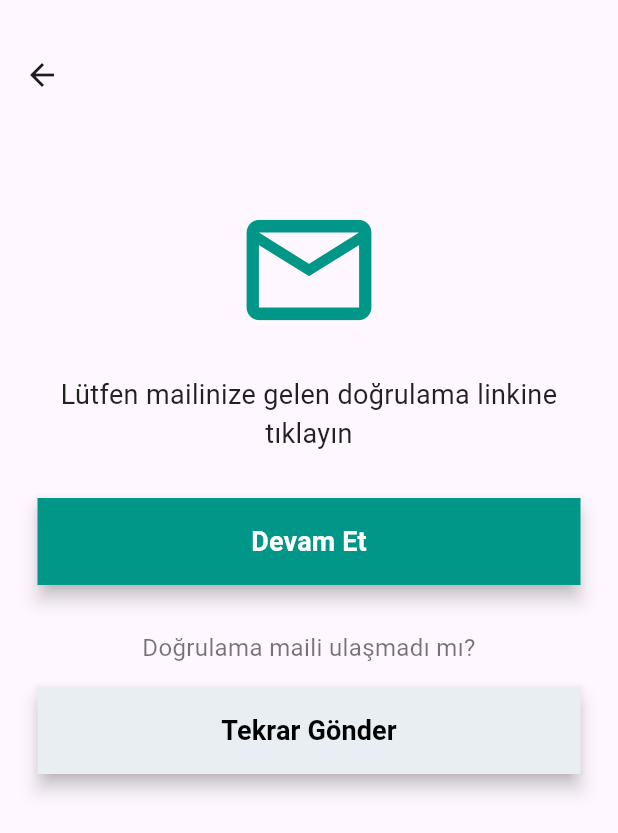
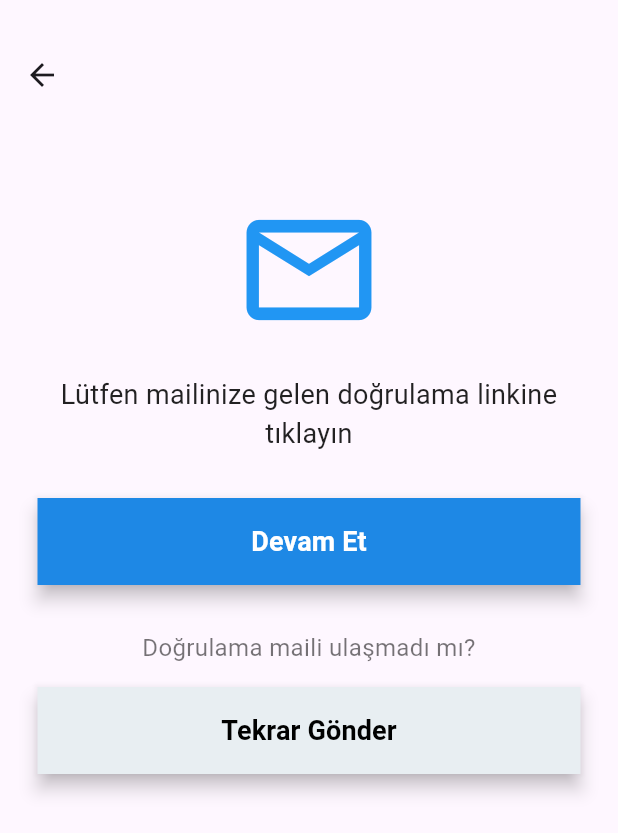
Before and after one commit to recepzgrmh/Flutter-auth, a Flutter app: the VerifyAccount screen opened directly, on a phone screen of 412 x 824 dp. Shown: the top 833 px of the screen. Run offline on Flutter 3.47's test engine with Material 3 defaults, Android fonts, the phone set to English and light mode, and no system bars; our stand-ins replace cloud_firestore, firebase_auth, firebase_core, flutter_dotenv; accounts and stored records are empty; generated files the repository leaves out were written again.

Commit message:
her şey hazır durumda

```diff
--- a/lib/screens/auth/verify_account.dart
+++ b/lib/screens/auth/verify_account.dart
@@ -106,7 +106,7 @@ class _VerifyAccountState extends State<VerifyAccount> {
                 child: Icon(
                   Icons.email_outlined,
                   size: 100,
-                  color: Colors.teal,
+                  color: Colors.blue,
                 ),
               ),
               const SizedBox(height: 20),
@@ -123,7 +123,7 @@ class _VerifyAccountState extends State<VerifyAccount> {
                 child: CustomButton(
                   label: "Devam Et",
                   onPressed: () => verifyAccount(context),
-                  backgroundColor: Colors.teal,
+                  backgroundColor: Colors.blue.shade600,
                   foregroundColor: Colors.white,
                   verticalPadding: 16,
                   minHeight: 48,
```
